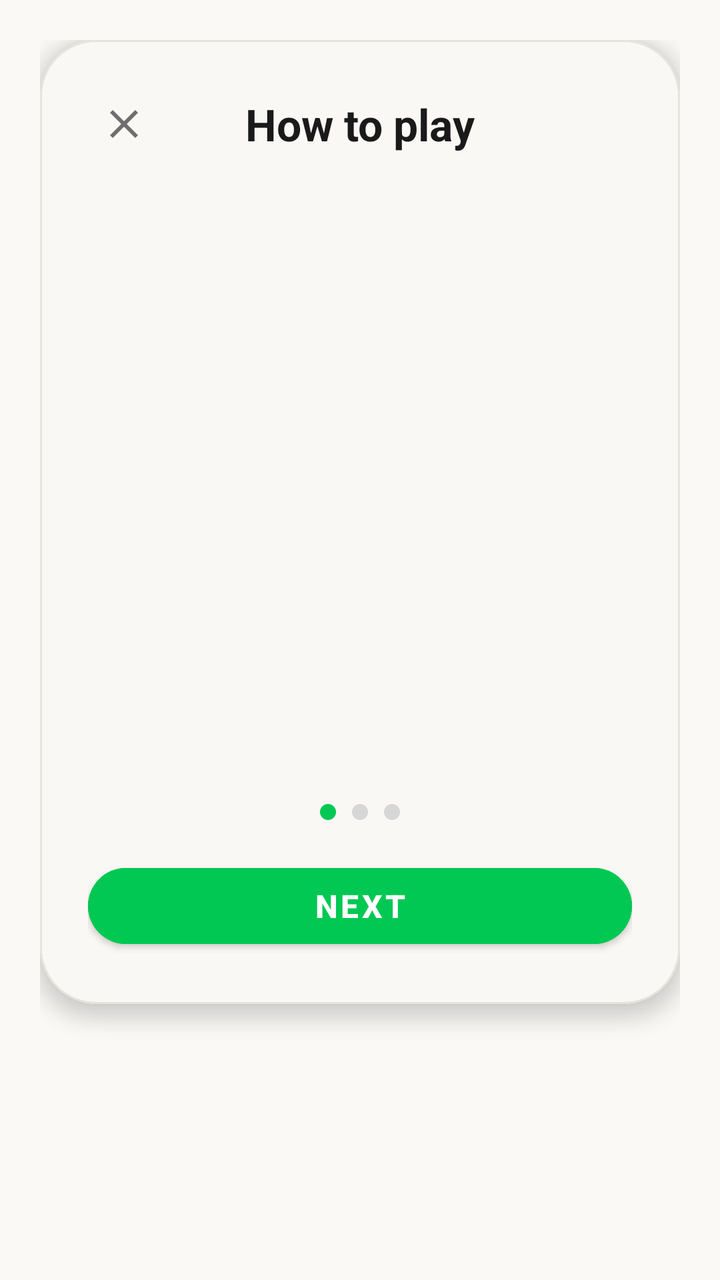
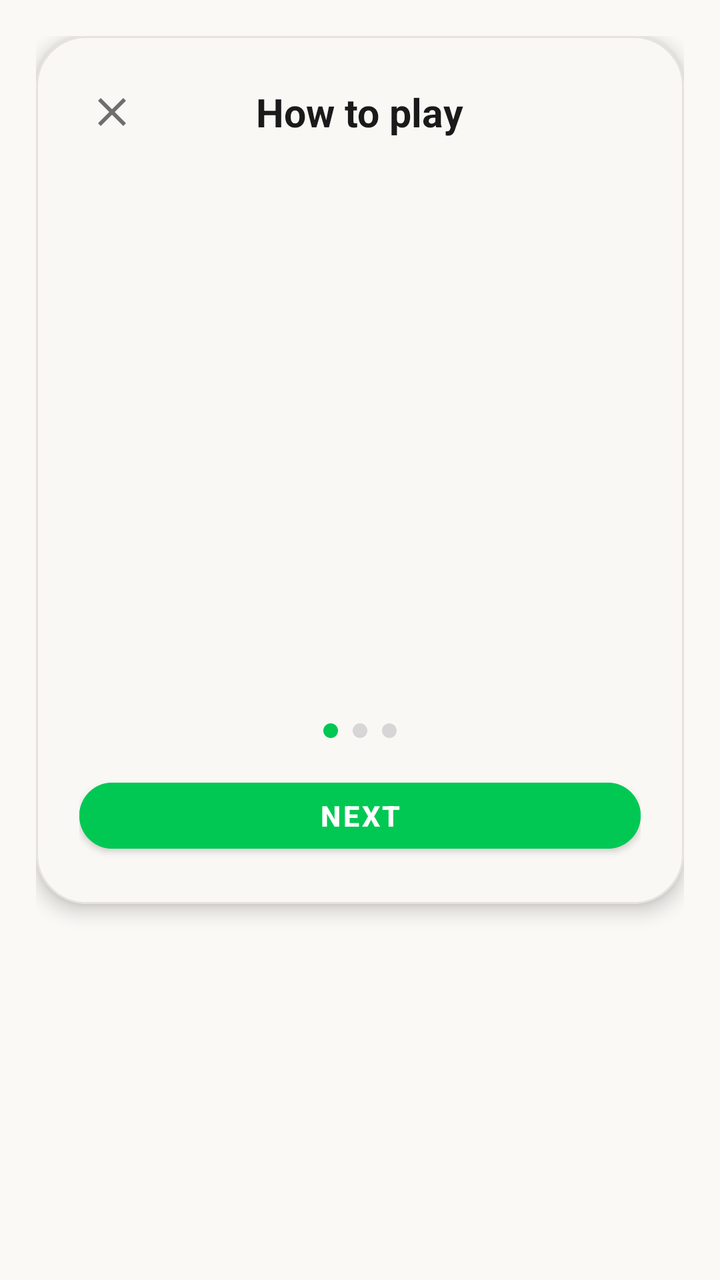

Two renders of the same Android screen: before a commit and after it. Below are the layout's source before the change and the commit's diff.
<!-- AndroidManifest.xml: application theme Theme.NumberBlocks -->
<!-- res/layout/dialog_first_time_instruction.xml -->
<?xml version="1.0" encoding="utf-8"?>
<LinearLayout xmlns:android="http://schemas.android.com/apk/res/android"
    xmlns:app="http://schemas.android.com/apk/res-auto"
    android:layout_width="match_parent"
    android:layout_height="wrap_content"
    android:background="@android:color/transparent"
    android:orientation="vertical"
    android:padding="20dp">

    <com.google.android.material.card.MaterialCardView
        android:layout_width="match_parent"
        android:layout_height="wrap_content"
        app:cardBackgroundColor="#FAF8F5"
        app:cardCornerRadius="28dp"
        app:cardElevation="6dp"
        app:strokeColor="#E6E3DB"
        app:strokeWidth="1dp">

        <LinearLayout
            android:layout_width="match_parent"
            android:layout_height="wrap_content"
            android:gravity="center_horizontal"
            android:orientation="vertical"
            android:padding="24dp">

            
            <RelativeLayout
                android:layout_width="match_parent"
                android:layout_height="wrap_content">

                <ImageButton
                    android:id="@+id/btn_tutorial_close"
                    android:layout_width="36dp"
                    android:layout_height="36dp"
                    android:layout_alignParentStart="true"
                    android:layout_centerVertical="true"
                    android:background="?attr/selectableItemBackgroundBorderless"
                    android:contentDescription="Close"
                    android:src="@drawable/ic_close"
                    app:tint="#6E6E6E" />

                <TextView
                    android:layout_width="wrap_content"
                    android:layout_height="wrap_content"
                    android:layout_centerInParent="true"
                    android:text="How to play"
                    android:textColor="#1A1A1A"
                    android:textSize="22sp"
                    android:textStyle="bold" />
            </RelativeLayout>

            
            <androidx.viewpager2.widget.ViewPager2
                android:id="@+id/vp_tutorial"
                android:layout_width="match_parent"
                android:layout_height="290dp"
                android:layout_marginTop="16dp" />

            
            <LinearLayout
                android:layout_width="wrap_content"
                android:layout_height="wrap_content"
                android:layout_marginTop="16dp"
                android:gravity="center"
                android:orientation="horizontal">

                <View
                    android:id="@+id/dot_1"
                    android:layout_width="8dp"
                    android:layout_height="8dp"
                    android:background="@drawable/circle_badge"
                    android:backgroundTint="#00C853" />

                <View
                    android:id="@+id/dot_2"
                    android:layout_width="8dp"
                    android:layout_height="8dp"
                    android:layout_marginStart="8dp"
                    android:layout_marginEnd="8dp"
                    android:background="@drawable/circle_badge"
                    android:backgroundTint="#D6D6D6" />

                <View
                    android:id="@+id/dot_3"
                    android:layout_width="8dp"
                    android:layout_height="8dp"
                    android:background="@drawable/circle_badge"
                    android:backgroundTint="#D6D6D6" />
            </LinearLayout>

            
            <Button
                android:id="@+id/btn_tutorial_action"
                style="@style/Widget.MaterialComponents.Button"
                android:layout_width="match_parent"
                android:layout_height="50dp"
                android:layout_marginTop="18dp"
                android:backgroundTint="#00C853"
                android:text="Next"
                android:textColor="#FFFFFF"
                android:textSize="16sp"
                android:textStyle="bold"
                app:cornerRadius="25dp" />

        </LinearLayout>
    </com.google.android.material.card.MaterialCardView>
</LinearLayout>
<!-- resources referenced by this layout -->
<resources>
  <!-- drawable circle_badge (drawable) -->
  <?xml version="1.0" encoding="utf-8"?>
  <shape xmlns:android="http://schemas.android.com/apk/res/android"
      android:shape="oval">
      <solid android:color="#FFFFFF" />
  </shape>
  <!-- drawable ic_close (drawable) -->
  <vector xmlns:android="http://schemas.android.com/apk/res/android"
      android:width="24dp"
      android:height="24dp"
      android:viewportWidth="24"
      android:viewportHeight="24">
      <path
          android:fillColor="#FF000000"
          android:pathData="M19,6.41L17.59,5 12,10.59 6.41,5 5,6.41 10.59,12 5,17.59 6.41,19 12,13.41 17.59,19 19,17.59 13.41,12z"/>
  </vector>
  <style name="Theme.NumberBlocks" parent="Theme.MaterialComponents.DayNight.NoActionBar">
          <item name="colorPrimary">@color/primary</item>
          <item name="colorPrimaryVariant">@color/primary_variant</item>
          <item name="colorSecondary">@color/secondary</item>
          <item name="android:statusBarColor">@color/background</item>
          <item name="android:navigationBarColor">@color/background</item>
          <item name="android:windowBackground">@color/background</item>
      </style>
  <color name="primary">#1E2024</color>
  <color name="primary_variant">#161719</color>
  <color name="secondary">#5A5D66</color>
  <color name="background">#FAF9F6</color>
</resources>

<!-- the commit's change to res/layout/dialog_first_time_instruction.xml (unified diff, before → after) -->
@@ -5,23 +5,23 @@
     android:layout_height="wrap_content"
     android:background="@android:color/transparent"
     android:orientation="vertical"
-    android:padding="20dp">
+    android:padding="@dimen/dp_20">
 
     <com.google.android.material.card.MaterialCardView
         android:layout_width="match_parent"
         android:layout_height="wrap_content"
         app:cardBackgroundColor="#FAF8F5"
-        app:cardCornerRadius="28dp"
-        app:cardElevation="6dp"
+        app:cardCornerRadius="@dimen/dp_28"
+        app:cardElevation="@dimen/dp_6"
         app:strokeColor="#E6E3DB"
-        app:strokeWidth="1dp">
+        app:strokeWidth="@dimen/dp_1">
 
         <LinearLayout
             android:layout_width="match_parent"
             android:layout_height="wrap_content"
             android:gravity="center_horizontal"
             android:orientation="vertical"
-            android:padding="24dp">
+            android:padding="@dimen/dp_24">
 
             
             <RelativeLayout
@@ -30,8 +30,8 @@
 
                 <ImageButton
                     android:id="@+id/btn_tutorial_close"
-                    android:layout_width="36dp"
-                    android:layout_height="36dp"
+                    android:layout_width="@dimen/dp_36"
+                    android:layout_height="@dimen/dp_36"
                     android:layout_alignParentStart="true"
                     android:layout_centerVertical="true"
                     android:background="?attr/selectableItemBackgroundBorderless"
@@ -45,7 +45,7 @@
                     android:layout_centerInParent="true"
                     android:text="How to play"
                     android:textColor="#1A1A1A"
-                    android:textSize="22sp"
+                    android:textSize="@dimen/sp_22"
                     android:textStyle="bold" />
             </RelativeLayout>
 
@@ -53,37 +53,37 @@
             <androidx.viewpager2.widget.ViewPager2
                 android:id="@+id/vp_tutorial"
                 android:layout_width="match_parent"
-                android:layout_height="290dp"
-                android:layout_marginTop="16dp" />
+                android:layout_height="@dimen/dp_290"
+                android:layout_marginTop="@dimen/dp_16" />
 
             
             <LinearLayout
                 android:layout_width="wrap_content"
                 android:layout_height="wrap_content"
-                android:layout_marginTop="16dp"
+                android:layout_marginTop="@dimen/dp_16"
                 android:gravity="center"
                 android:orientation="horizontal">
 
                 <View
                     android:id="@+id/dot_1"
-                    android:layout_width="8dp"
-                    android:layout_height="8dp"
+                    android:layout_width="@dimen/dp_8"
+                    android:layout_height="@dimen/dp_8"
                     android:background="@drawable/circle_badge"
                     android:backgroundTint="#00C853" />
 
                 <View
                     android:id="@+id/dot_2"
-                    android:layout_width="8dp"
-                    android:layout_height="8dp"
-                    android:layout_marginStart="8dp"
-                    android:layout_marginEnd="8dp"
+                    android:layout_width="@dimen/dp_8"
+                    android:layout_height="@dimen/dp_8"
+                    android:layout_marginStart="@dimen/dp_8"
+                    android:layout_marginEnd="@dimen/dp_8"
                     android:background="@drawable/circle_badge"
                     android:backgroundTint="#D6D6D6" />
 
                 <View
                     android:id="@+id/dot_3"
-                    android:layout_width="8dp"
-                    android:layout_height="8dp"
+                    android:layout_width="@dimen/dp_8"
+                    android:layout_height="@dimen/dp_8"
                     android:background="@drawable/circle_badge"
                     android:backgroundTint="#D6D6D6" />
             </LinearLayout>
@@ -93,14 +93,14 @@
                 android:id="@+id/btn_tutorial_action"
                 style="@style/Widget.MaterialComponents.Button"
                 android:layout_width="match_parent"
-                android:layout_height="50dp"
-                android:layout_marginTop="18dp"
+                android:layout_height="@dimen/dp_50"
+                android:layout_marginTop="@dimen/dp_18"
                 android:backgroundTint="#00C853"
                 android:text="Next"
                 android:textColor="#FFFFFF"
-                android:textSize="16sp"
+                android:textSize="@dimen/sp_16"
                 android:textStyle="bold"
-                app:cornerRadius="25dp" />
+                app:cornerRadius="@dimen/dp_25" />
 
         </LinearLayout>
     </com.google.android.material.card.MaterialCardView>
<!-- resource entries referenced after the edit -->
@@ -1,5 +1,19 @@
 <!-- resources referenced by this layout -->
 <resources>
+  <dimen name="dp_1">1.00dp</dimen>
+  <dimen name="dp_16">16.00dp</dimen>
+  <dimen name="dp_18">18.00dp</dimen>
+  <dimen name="dp_20">20.00dp</dimen>
+  <dimen name="dp_24">24.00dp</dimen>
+  <dimen name="dp_25">25.00dp</dimen>
+  <dimen name="dp_28">28.00dp</dimen>
+  <dimen name="dp_290">290.00dp</dimen>
+  <dimen name="dp_36">36.00dp</dimen>
+  <dimen name="dp_50">50.00dp</dimen>
+  <dimen name="dp_6">6.00dp</dimen>
+  <dimen name="dp_8">8.00dp</dimen>
+  <dimen name="sp_16">16.00sp</dimen>
+  <dimen name="sp_22">22.00sp</dimen>
   <!-- drawable circle_badge (drawable) -->
   <?xml version="1.0" encoding="utf-8"?>
   <shape xmlns:android="http://schemas.android.com/apk/res/android"
